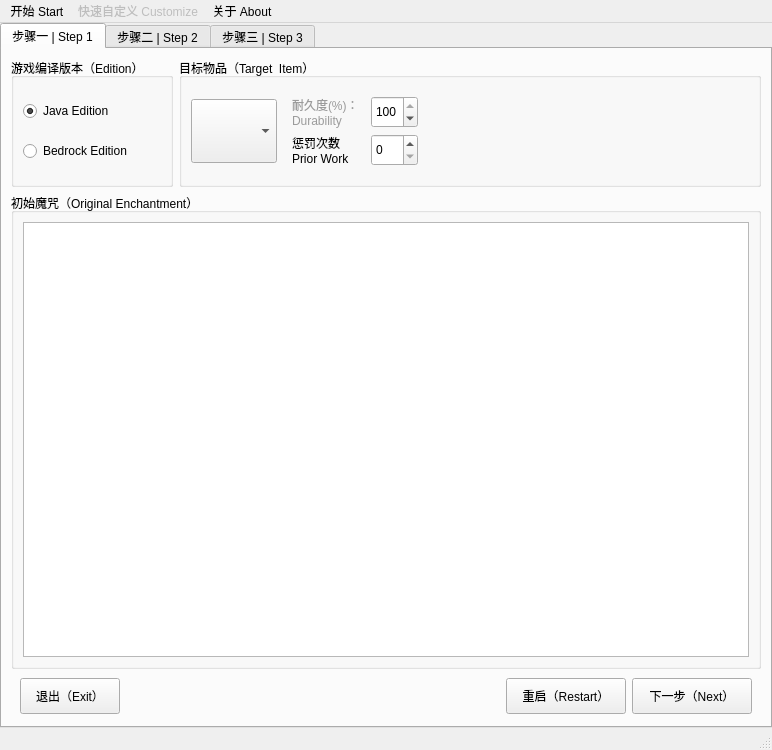
Old version of the form mainwindow.ui in the repository Dinosaur-MC/BestEnchSeq.
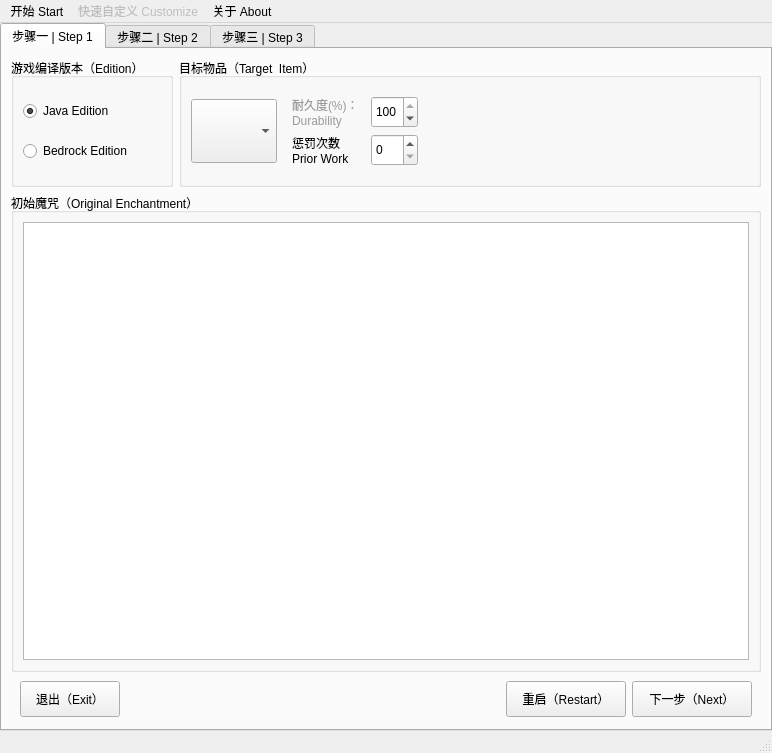
New version of the form. Custom widgets are drawn as their Qt base class.

Patch:
```diff
--- a/mainwindow.ui
+++ b/mainwindow.ui
@@ -20,6 +20,12 @@
      <verstretch>0</verstretch>
     </sizepolicy>
    </property>
+   <property name="minimumSize">
+    <size>
+     <width>772</width>
+     <height>708</height>
+    </size>
+   </property>
    <layout class="QGridLayout" name="gridLayout_2">
     <property name="leftMargin">
      <number>0</number>
```
